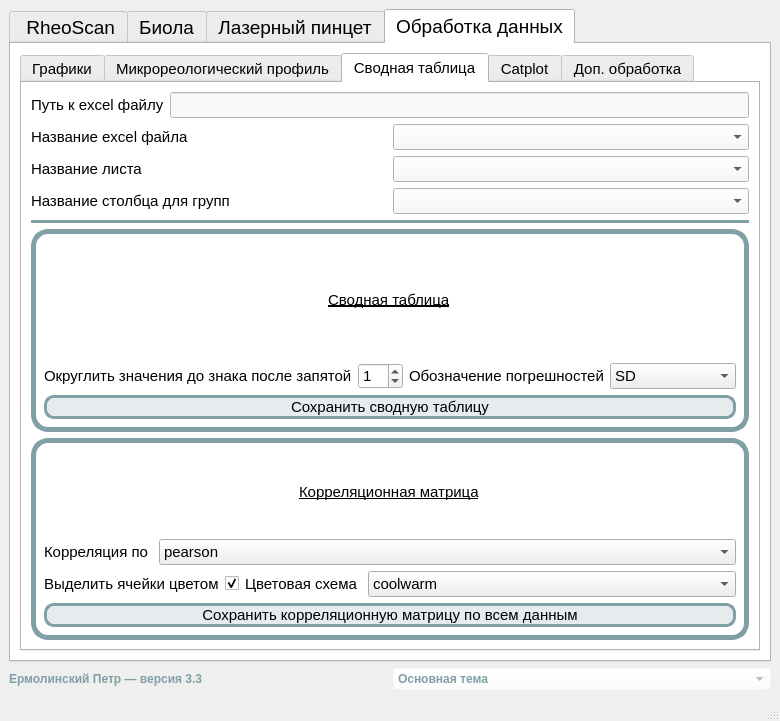
Above: ui_main.ui from Petr-Ermolinskiy/Laboratory-Data-Processing-App before the change. Below: the same form after it.
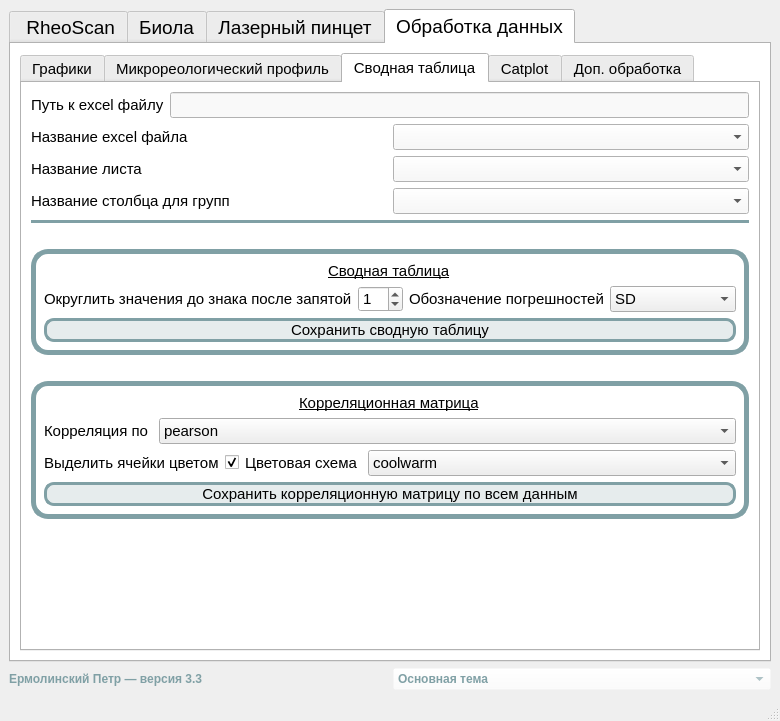
That is the form after the change. The open tabs and pages were chosen to show the change. Icons and pictures are not drawn.

```diff
--- a/ui_main.ui
+++ b/ui_main.ui
@@ -6350,8 +6350,8 @@
            <attribute name="title">
             <string>Сводная таблица</string>
            </attribute>
-           <layout class="QGridLayout" name="gridLayout_11">
-            <item row="0" column="0">
+           <layout class="QFormLayout" name="formLayout_3">
+            <item row="0" column="0" colspan="2">
              <layout class="QVBoxLayout" name="verticalLayout_43">
               <item>
                <layout class="QVBoxLayout" name="verticalLayout_37">
@@ -6474,6 +6474,22 @@
                 </property>
                </widget>
               </item>
+              <item>
+               <spacer name="verticalSpacer_6">
+                <property name="orientation">
+                 <enum>Qt::Vertical</enum>
+                </property>
+                <property name="sizeType">
+                 <enum>QSizePolicy::Fixed</enum>
+                </property>
+                <property name="sizeHint" stdset="0">
+                 <size>
+                  <width>20</width>
+                  <height>20</height>
+                 </size>
+                </property>
+               </spacer>
+              </item>
               <item>
                <widget class="QFrame" name="yyy">
                 <property name="styleSheet">
@@ -6626,6 +6642,22 @@
                 </layout>
                </widget>
               </item>
+              <item>
+               <spacer name="verticalSpacer_5">
+                <property name="orientation">
+                 <enum>Qt::Vertical</enum>
+                </property>
+                <property name="sizeType">
+                 <enum>QSizePolicy::Fixed</enum>
+                </property>
+                <property name="sizeHint" stdset="0">
+                 <size>
+                  <width>10</width>
+                  <height>20</height>
+                 </size>
+                </property>
+               </spacer>
+              </item>
               <item>
                <widget class="QFrame" name="ppp">
                 <property name="styleSheet">
```
Left out of the diff: 145 changed lines with no effect on the pictures.
